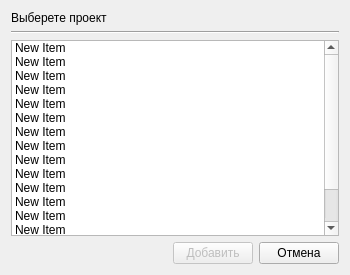
The window that add_inproject_dialog.ui (DvaMishkiLapa/StaffMI_client) describes before a commit, drawn with Qt 5.
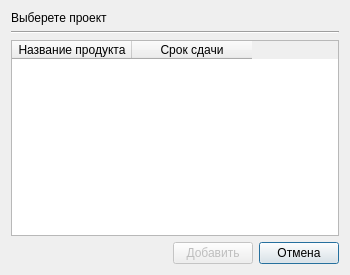
The same window after the commit. Icons and pictures are not drawn.

```diff
--- a/add_inproject_dialog.ui
+++ b/add_inproject_dialog.ui
@@ -33,26 +33,10 @@
     <normaloff>icons/title.png</normaloff>icons/title.png</iconset>
   </property>
   <layout class="QGridLayout" name="gridLayout">
-   <item row="3" column="1">
-    <widget class="QPushButton" name="add_button">
-     <property name="enabled">
-      <bool>false</bool>
-     </property>
+   <item row="0" column="0" colspan="3">
+    <widget class="QLabel" name="label_dialog_inpoject">
      <property name="text">
-      <string>Добавить</string>
-     </property>
-    </widget>
-   </item>
-   <item row="3" column="2">
-    <widget class="QPushButton" name="cancel_button">
-     <property name="sizePolicy">
-      <sizepolicy hsizetype="Minimum" vsizetype="Fixed">
-       <horstretch>0</horstretch>
-       <verstretch>0</verstretch>
-      </sizepolicy>
-     </property>
-     <property name="text">
-      <string>Отмена</string>
+      <string>Выберете проект</string>
      </property>
     </widget>
    </item>
@@ -69,97 +53,26 @@
      </property>
     </spacer>
    </item>
-   <item row="2" column="0" colspan="3">
-    <widget class="QListWidget" name="listWidget_inproject">
-     <property name="sortingEnabled">
-      <bool>true</bool>
+   <item row="3" column="2">
+    <widget class="QPushButton" name="cancel_button">
+     <property name="sizePolicy">
+      <sizepolicy hsizetype="Minimum" vsizetype="Fixed">
+       <horstretch>0</horstretch>
+       <verstretch>0</verstretch>
+      </sizepolicy>
      </property>
-     <item>
-      <property name="text">
-       <string>New Item</string>
-      </property>
-     </item>
-     <item>
-      <property name="text">
-       <string>New Item</string>
-      </property>
-     </item>
-     <item>
-      <property name="text">
-       <string>New Item</string>
-      </property>
-     </item>
-     <item>
-      <property name="text">
-       <string>New Item</string>
-      </property>
-     </item>
-     <item>
-      <property name="text">
-       <string>New Item</string>
-      </property>
-     </item>
-     <item>
-      <property name="text">
-       <string>New Item</string>
-      </property>
-     </item>
-     <item>
-      <property name="text">
-       <string>New Item</string>
-      </property>
-     </item>
-     <item>
-      <property name="text">
-       <string>New Item</string>
-      </property>
-     </item>
-     <item>
-      <property name="text">
-       <string>New Item</string>
-      </property>
-     </item>
-     <item>
-      <property name="text">
-       <string>New Item</string>
-      </property>
-     </item>
-     <item>
-      <property name="text">
-       <string>New Item</string>
-      </property>
-     </item>
-     <item>
-      <property name="text">
-       <string>New Item</string>
-      </property>
-     </item>
-     <item>
-      <property name="text">
-       <string>New Item</string>
-      </property>
-     </item>
-     <item>
-      <property name="text">
-       <string>New Item</string>
-      </property>
-     </item>
-     <item>
-      <property name="text">
-       <string>New Item</string>
-      </property>
-     </item>
-     <item>
-      <property name="text">
-       <string>New Item</string>
-      </property>
-     </item>
+     <property name="text">
+      <string>Отмена</string>
+     </property>
     </widget>
    </item>
-   <item row="0" column="0" colspan="3">
-    <widget class="QLabel" name="label_dialog_inpoject">
+   <item row="3" column="1">
+    <widget class="QPushButton" name="add_button">
+     <property name="enabled">
+      <bool>false</bool>
+     </property>
      <property name="text">
-      <string>Выберете проект</string>
+      <string>Добавить</string>
      </property>
     </widget>
    </item>
@@ -170,6 +83,29 @@
      </property>
     </widget>
    </item>
+   <item row="2" column="0" colspan="3">
+    <widget class="QTableWidget" name="table_projects">
+     <property name="selectionMode">
+      <enum>QAbstractItemView::SingleSelection</enum>
+     </property>
+     <property name="selectionBehavior">
+      <enum>QAbstractItemView::SelectRows</enum>
+     </property>
+     <attribute name="horizontalHeaderDefaultSectionSize">
+      <number>120</number>
+     </attribute>
+     <column>
+      <property name="text">
+       <string>Название продукта</string>
+      </property>
+     </column>
+     <column>
+      <property name="text">
+       <string>Срок сдачи</string>
+      </property>
+     </column>
+    </widget>
+   </item>
   </layout>
  </widget>
  <resources/>
```
